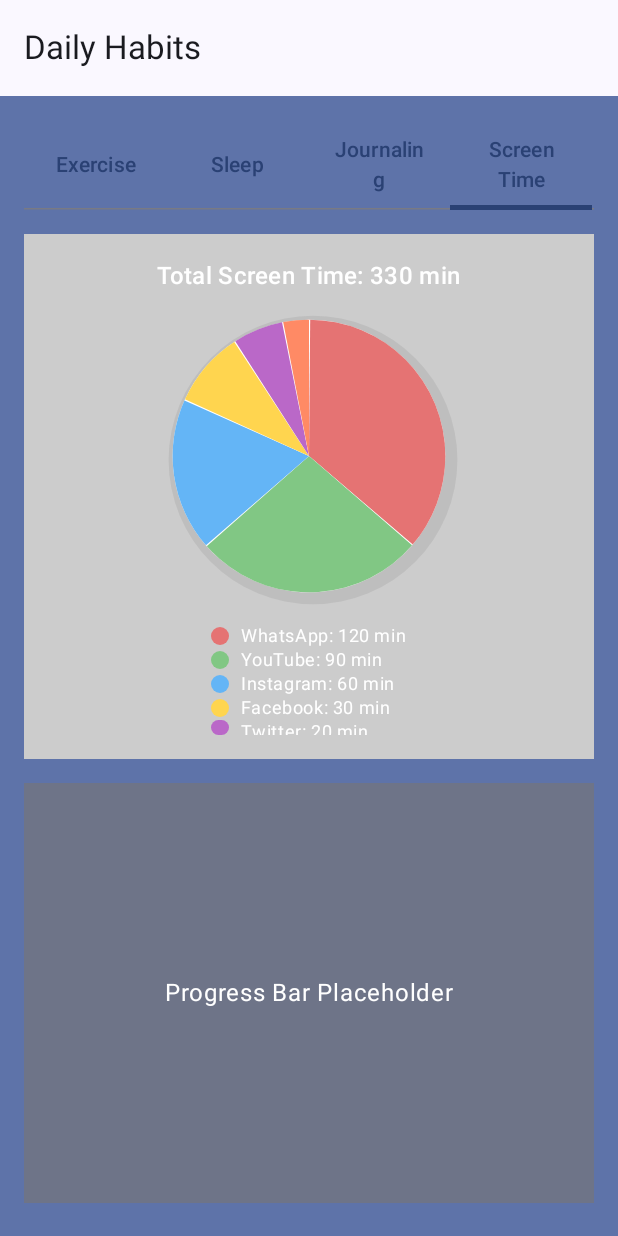
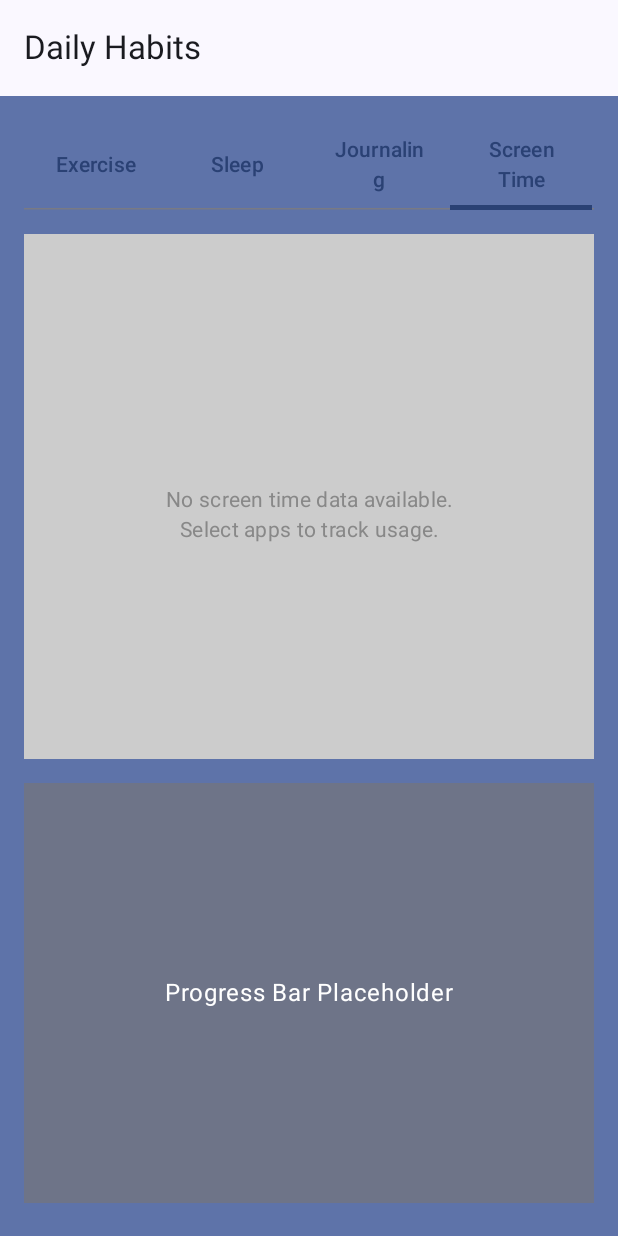
Before and after one commit to minahtoh/HaloCare, an Android app built with Jetpack Compose: the DailyHabitsScreen screen opened through its navigation route, tab 4 chosen, on a phone screen of 412 x 824 dp. Run offline under Robolectric (Android 15) with nearby library versions, the phone set to English and light mode, and no system bars; our stand-ins replace Dagger/Hilt's generated code, Firebase (no records; nobody signed in at launch, a user with empty details on screens opened directly), Room's generated code, Shimmer; libraries missing offline, so code that uses them is left out: com.patrykandpatrick.vico; pictures from the network do not load.

Commit message:
--ScreenTime Habit screen implemented

```diff
--- a/app/src/main/java/com/example/halocare/ui/presentation/DailyHabitsScreen.kt
+++ b/app/src/main/java/com/example/halocare/ui/presentation/DailyHabitsScreen.kt
@@ -91,6 +91,7 @@
 import com.example.halocare.ui.models.ExerciseData
 import com.example.halocare.ui.models.JournalEntry
 import com.example.halocare.ui.models.JournalEntryData
+import com.example.halocare.ui.models.ScreenTimeEntry
 import com.example.halocare.ui.models.SleepData
 import com.example.halocare.ui.presentation.charts.HaloCharts
 import com.example.halocare.ui.presentation.charts.JournalHeatmap
@@ -129,6 +130,8 @@
     val hasLoggedToday = sleepDataList.any { it.dayLogged == today }
     val showJournalDialog = remember { mutableStateOf(false) }
     val selectedJournalEntries = remember { mutableStateOf<List<JournalEntry>>(emptyList()) }
+    val screenTimeSummary = remember { mutableStateListOf<ScreenTimeEntry>() }
+
 
 
     LaunchedEffect(Unit){
@@ -195,7 +198,9 @@
                     )
                 }
                 if(selectedTabIndex == 3){
-                    ScreenTimePieChart()
+                    ScreenTimePieChart(
+                        screenTimeSummary.toList()
+                    )
                 }
             }
             Spacer(modifier = Modifier.height(16.dp))
@@ -291,14 +296,26 @@
 
             //Log Screen time Progress
             if(selectedTabIndex == 3){
-                ScreenTimeTracker()
+                ScreenTimeTracker(
+                    screenTimeSummary = screenTimeSummary,
+                    onAppSelected = { entry ->
+                        // Update the summary list when an app is selected
+                        screenTimeSummary.removeAll { it.appName == entry.appName }
+                        if (entry.minutes > 0) {
+                            screenTimeSummary.add(entry)
+                        }
+                    }
+                )
             }
         }
     }
 }
 
 @Composable
-fun ScreenTimeTracker() {
+fun ScreenTimeTracker(
+    screenTimeSummary: MutableList<ScreenTimeEntry>,
+    onAppSelected : (ScreenTimeEntry)-> Unit,
+) {
     val context = LocalContext.current
     var hasPermission by remember { mutableStateOf(hasUsagePermission(context)) }
     var selectedApps by remember { mutableStateOf(mutableSetOf<String>()) }
@@ -306,12 +323,50 @@
 
 
     val allApps = listOf("YouTube", "Instagram", "Settings", "TikTok", "HaloCare", "Twitter")
+    val defaultColorPalette = listOf(
+        Color(0xFFE57373), // red
+        Color(0xFF64B5F6), // blue
+        Color(0xFF81C784), // green
+        Color(0xFFFFD54F), // yellow
+        Color(0xFFBA68C8), // purple
+        Color(0xFFFF8A65)  // orange
+    )
+
+    val appColorMap = remember {
+        allApps.mapIndexed { index, app ->
+            app to defaultColorPalette[index % defaultColorPalette.size]
+        }.toMap()
+    }
 
     LaunchedEffect(selectedApps) {
         if (hasPermission) {
-            screenTimeData = getScreenTimeForApps(context, selectedApps)
-        }
-    }
+            val data = getScreenTimeForApps(context, selectedApps)
+            screenTimeData = data
+
+            // Send updated data to parent
+            data.forEach { (app, time) ->
+                onAppSelected(
+                    ScreenTimeEntry(
+                        appName = app,
+                        minutes = (time / 1000 / 60).toInt(),
+                        color = appColorMap[app] ?: Color.Gray
+                    )
+                )
+            }
+            val removedApps = screenTimeSummary.map { it.appName } - data.keys
+            removedApps.forEach { removedApp ->
+                onAppSelected(
+                    ScreenTimeEntry(
+                        appName = removedApp,
+                        minutes = 0,
+                        color = appColorMap[removedApp] ?: Color.Gray
+                    )
+                )
+            }
+
+        }
+    }
+
 
     Column(modifier = Modifier
         .fillMaxSize()
@@ -336,11 +391,9 @@
                             RoundedCornerShape(8.dp)
                         )
                         .clickable {
-                            selectedApps = selectedApps
-                                .toMutableSet()
-                                .apply {
-                                    if (isSelected) remove(app) else add(app)
-                                }
+                            selectedApps = selectedApps.toMutableSet().apply {
+                                if (isSelected) remove(app) else add(app)
+                            }
                         }
                         .padding(16.dp),
                     verticalAlignment = Alignment.CenterVertically
--- a/app/src/main/java/com/example/halocare/ui/presentation/charts/ScreenTimeChart.kt
+++ b/app/src/main/java/com/example/halocare/ui/presentation/charts/ScreenTimeChart.kt
@@ -1,11 +1,15 @@
 package com.example.halocare.ui.presentation.charts
 
+import androidx.compose.animation.core.Animatable
+import androidx.compose.animation.core.FastOutSlowInEasing
+import androidx.compose.animation.core.tween
 import androidx.compose.foundation.Canvas
 import androidx.compose.foundation.background
 import androidx.compose.foundation.layout.Box
 import androidx.compose.foundation.layout.Column
 import androidx.compose.foundation.layout.Row
 import androidx.compose.foundation.layout.Spacer
+import androidx.compose.foundation.layout.fillMaxWidth
 import androidx.compose.foundation.layout.height
 import androidx.compose.foundation.layout.padding
 import androidx.compose.foundation.layout.size
@@ -14,6 +18,8 @@
 import androidx.compose.material3.MaterialTheme
 import androidx.compose.material3.Text
 import androidx.compose.runtime.Composable
+import androidx.compose.runtime.LaunchedEffect
+import androidx.compose.runtime.remember
 import androidx.compose.ui.Alignment
 import androidx.compose.ui.Modifier
 import androidx.compose.ui.geometry.Offset
@@ -21,6 +27,7 @@
 import androidx.compose.ui.graphics.Color
 import androidx.compose.ui.graphics.Paint
 import androidx.compose.ui.graphics.PaintingStyle
+import androidx.compose.ui.text.style.TextAlign
 import androidx.compose.ui.tooling.preview.Preview
 import androidx.compose.ui.unit.dp
 import com.example.halocare.ui.models.ScreenTimeEntry
@@ -28,30 +35,53 @@
 @Preview
 @Composable
 fun ScreenTimePieChart(
-  //  screenTimeData: List<ScreenTimeEntry>,
-    modifier: Modifier = Modifier)
-{
-    val sampleScreenTime = listOf(
-        ScreenTimeEntry("WhatsApp", 120, Color(0xFFE57373)),  // Red
-        ScreenTimeEntry("YouTube", 90, Color(0xFF81C784)),    // Green
-        ScreenTimeEntry("Instagram", 60, Color(0xFF64B5F6)), // Blue
-        ScreenTimeEntry("Facebook", 30, Color(0xFFFFD54F)),  // Yellow
-        ScreenTimeEntry("Twitter", 20, Color(0xFFBA68C8)),   // Purple
-        ScreenTimeEntry("Reddit", 10, Color(0xFFFF8A65)),    // Orange
-        ScreenTimeEntry("Snapchat", 0, Color(0xFF4DB6AC))    // **Will not appear** (0 minutes)
+    screenTimeData: List<ScreenTimeEntry>,
+    modifier: Modifier = Modifier
+) {
+    val filteredData = screenTimeData.filter { it.minutes > 0 }
+    val totalTime = filteredData.sumOf { it.minutes }
+    val colors = filteredData.map { it.color }
+    val timeText = if (totalTime >= 60) {
+        val hours = totalTime / 60
+        val minutes = totalTime % 60
+        if (minutes == 0) "$hours hr" else "$hours hr $minutes min"
+    } else {
+        "$totalTime min"
+    }
+
+    // Animate sweep angles
+    val animatedSweepAngles = remember(filteredData) {
+        filteredData.map {
+            Animatable(0f)
+        }
+    }
+
+    LaunchedEffect(filteredData) {
+        filteredData.forEachIndexed { index, entry ->
+            val targetSweep = (entry.minutes.toFloat() / totalTime) * 360f
+            animatedSweepAngles[index].animateTo(
+                targetSweep,
+                animationSpec = tween(durationMillis = 600, easing = FastOutSlowInEasing)
             )
-    val filteredData = sampleScreenTime.filter { it.minutes > 0 } // Remove apps with 0 minutes
-    val totalTime = filteredData.sumOf { it.minutes }
-    val sweepAngles = filteredData.map { (it.minutes.toFloat() / totalTime) * 360f }
-    val colors = filteredData.map { it.color }
-
-
+        }
+    }
+    if (filteredData.isEmpty()) {
+        Text(
+            text = "No screen time data available.\nSelect apps to track usage.",
+            style = MaterialTheme.typography.bodyMedium,
+            textAlign = TextAlign.Center,
+            color = Color.Gray,
+            modifier = Modifier
+                .fillMaxWidth()
+                .padding(top = 24.dp)
+        )
+    }else{
         Column(
             modifier = modifier.padding(16.dp),
             horizontalAlignment = Alignment.CenterHorizontally
         ) {
             Text(
-            text = "Total Screen Time: $totalTime min",
+                text = "Total Screen Time: $timeText",
                 style = MaterialTheme.typography.titleMedium
             )
 
@@ -62,27 +92,25 @@
                 val radius = size.minDimension / 2.2f
                 var startAngle = -90f
 
-            // Draw shadow for elevation effect
                 drawCircle(
                     color = Color.Gray.copy(alpha = 0.2f),
-                center = center + Offset(4f, 4f), // Offset for shadow effect
-                radius = radius + 8f // Slightly larger shadow radius
+                    center = center + Offset(4f, 4f),
+                    radius = radius + 8f
                 )
 
-            sweepAngles.forEachIndexed { index, sweepAngle ->
+                animatedSweepAngles.forEachIndexed { index, animSweep ->
                     val color = colors[index]
+                    val sweepAngle = animSweep.value
 
-                // Draw white separator
                     drawArc(
                         color = Color.White,
-                    startAngle = startAngle - 0.5f, // Adjusted for equal spacing
-                    sweepAngle = sweepAngle + 1f, // More precise spacing
+                        startAngle = startAngle - 0.5f,
+                        sweepAngle = sweepAngle + 1f,
                         useCenter = true,
                         topLeft = Offset(center.x - radius, center.y - radius),
                         size = Size(radius * 2, radius * 2)
                     )
 
-                // Draw actual pie slice
                     drawArc(
                         color = color,
                         startAngle = startAngle,
@@ -98,7 +126,6 @@
 
             Spacer(modifier = Modifier.height(12.dp))
 
-        // Legend
             Column {
                 filteredData.forEach { entry ->
                     Row(verticalAlignment = Alignment.CenterVertically) {
@@ -108,11 +135,10 @@
                                 .background(entry.color, shape = CircleShape)
                         )
                         Spacer(modifier = Modifier.width(8.dp))
-                    Text(
-                        text = "${entry.appName}: ${entry.minutes} min",
-                        style = MaterialTheme.typography.bodySmall)
+                        Text("${entry.appName}: ${entry.minutes} min", style = MaterialTheme.typography.bodySmall)
                     }
                 }
             }
         }
     }
+}
```
Lines whose indentation alone changed are shown as unchanged.
